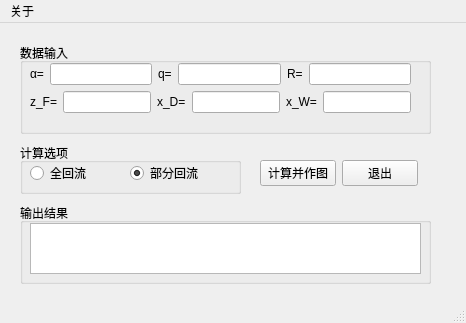
First picture: the form in mainWindow.ui, repository White-Pan/distillation_theory_plate_diagram, before the edit.
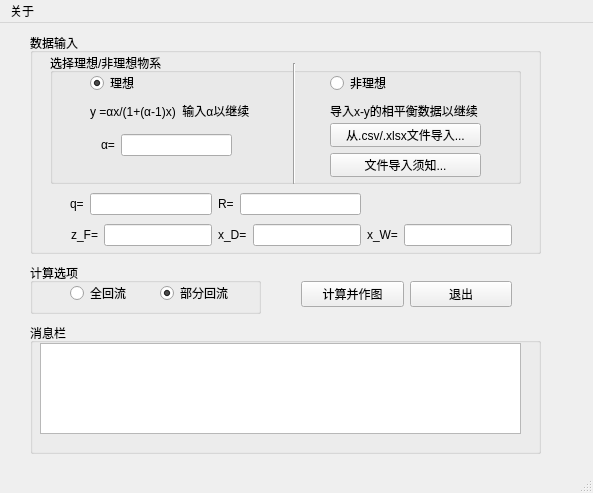
Second picture: the form after the edit.

Commit message: Improved UI and Added the function of importing files

```diff
--- a/mainWindow.ui
+++ b/mainWindow.ui
@@ -6,8 +6,8 @@
    <rect>
     <x>0</x>
     <y>0</y>
-    <width>466</width>
-    <height>323</height>
+    <width>593</width>
+    <height>493</height>
    </rect>
   </property>
   <property name="windowTitle">
@@ -17,26 +17,133 @@
    <widget class="QGroupBox" name="groupBox_data">
     <property name="geometry">
      <rect>
-      <x>20</x>
-      <y>20</y>
-      <width>411</width>
-      <height>91</height>
+      <x>30</x>
+      <y>10</y>
+      <width>511</width>
+      <height>221</height>
      </rect>
     </property>
     <property name="title">
      <string>数据输入</string>
     </property>
-    <widget class="QWidget" name="layoutWidget">
+    <widget class="QGroupBox" name="groupBox_equilibrium">
      <property name="geometry">
       <rect>
-       <x>10</x>
+       <x>20</x>
        <y>20</y>
-       <width>381</width>
-       <height>52</height>
+       <width>471</width>
+       <height>131</height>
       </rect>
      </property>
-     <layout class="QVBoxLayout" name="verticalLayout">
-      <item>
+     <property name="title">
+      <string>选择理想/非理想物系</string>
+     </property>
+     <widget class="Line" name="line">
+      <property name="geometry">
+       <rect>
+        <x>229</x>
+        <y>10</y>
+        <width>31</width>
+        <height>121</height>
+       </rect>
+      </property>
+      <property name="orientation">
+       <enum>Qt::Orientation::Vertical</enum>
+      </property>
+     </widget>
+     <widget class="QRadioButton" name="radioButton_ideal">
+      <property name="geometry">
+       <rect>
+        <x>40</x>
+        <y>20</y>
+        <width>98</width>
+        <height>20</height>
+       </rect>
+      </property>
+      <property name="text">
+       <string>理想</string>
+      </property>
+      <property name="checked">
+       <bool>true</bool>
+      </property>
+     </widget>
+     <widget class="QLabel" name="label_7">
+      <property name="geometry">
+       <rect>
+        <x>40</x>
+        <y>50</y>
+        <width>181</width>
+        <height>16</height>
+       </rect>
+      </property>
+      <property name="text">
+       <string>y =αx/(1+(α-1)x)  输入α以继续</string>
+      </property>
+     </widget>
+     <widget class="QRadioButton" name="radioButton_non_ideal">
+      <property name="geometry">
+       <rect>
+        <x>280</x>
+        <y>20</y>
+        <width>98</width>
+        <height>20</height>
+       </rect>
+      </property>
+      <property name="text">
+       <string>非理想</string>
+      </property>
+      <property name="checked">
+       <bool>false</bool>
+      </property>
+     </widget>
+     <widget class="QPushButton" name="pushButton_import">
+      <property name="geometry">
+       <rect>
+        <x>280</x>
+        <y>70</y>
+        <width>151</width>
+        <height>24</height>
+       </rect>
+      </property>
+      <property name="text">
+       <string>从.csv/.xlsx文件导入...</string>
+      </property>
+     </widget>
+     <widget class="QLabel" name="label_8">
+      <property name="geometry">
+       <rect>
+        <x>280</x>
+        <y>50</y>
+        <width>171</width>
+        <height>16</height>
+       </rect>
+      </property>
+      <property name="text">
+       <string>导入x-y的相平衡数据以继续</string>
+      </property>
+     </widget>
+     <widget class="QPushButton" name="pushButton_help">
+      <property name="geometry">
+       <rect>
+        <x>280</x>
+        <y>100</y>
+        <width>151</width>
+        <height>24</height>
+       </rect>
+      </property>
+      <property name="text">
+       <string>文件导入须知...</string>
+      </property>
+     </widget>
+     <widget class="QWidget" name="">
+      <property name="geometry">
+       <rect>
+        <x>51</x>
+        <y>81</y>
+        <width>131</width>
+        <height>22</height>
+       </rect>
+      </property>
        <layout class="QHBoxLayout" name="horizontalLayout">
         <item>
          <widget class="QLabel" name="label">
@@ -48,6 +155,19 @@
         <item>
          <widget class="QLineEdit" name="lineEdit_alpha"/>
         </item>
+      </layout>
+     </widget>
+    </widget>
+    <widget class="QWidget" name="">
+     <property name="geometry">
+      <rect>
+       <x>40</x>
+       <y>160</y>
+       <width>291</width>
+       <height>22</height>
+      </rect>
+     </property>
+     <layout class="QHBoxLayout" name="horizontalLayout_4">
         <item>
          <widget class="QLabel" name="label_2">
           <property name="text">
@@ -69,8 +189,16 @@
          <widget class="QLineEdit" name="lineEdit_ratio"/>
         </item>
        </layout>
-      </item>
-      <item>
+    </widget>
+    <widget class="QWidget" name="">
+     <property name="geometry">
+      <rect>
+       <x>41</x>
+       <y>191</y>
+       <width>441</width>
+       <height>22</height>
+      </rect>
+     </property>
        <layout class="QHBoxLayout" name="horizontalLayout_2">
         <item>
          <widget class="QLabel" name="label_3">
@@ -103,16 +231,14 @@
          <widget class="QLineEdit" name="lineEdit_x_W"/>
         </item>
        </layout>
-      </item>
-     </layout>
     </widget>
    </widget>
    <widget class="QGroupBox" name="groupBox_option">
     <property name="geometry">
      <rect>
-      <x>20</x>
-      <y>120</y>
-      <width>221</width>
+      <x>30</x>
+      <y>240</y>
+      <width>231</width>
       <height>51</height>
      </rect>
     </property>
@@ -122,9 +248,9 @@
     <widget class="QRadioButton" name="radioButton_full">
      <property name="geometry">
       <rect>
-       <x>10</x>
+       <x>40</x>
        <y>20</y>
-       <width>98</width>
+       <width>71</width>
        <height>20</height>
       </rect>
      </property>
@@ -141,9 +267,9 @@
     <widget class="QRadioButton" name="radioButton_partial">
      <property name="geometry">
       <rect>
-       <x>110</x>
+       <x>130</x>
        <y>20</y>
-       <width>98</width>
+       <width>91</width>
        <height>20</height>
       </rect>
      </property>
@@ -158,22 +284,22 @@
    <widget class="QGroupBox" name="groupBox_output">
     <property name="geometry">
      <rect>
-      <x>20</x>
-      <y>180</y>
-      <width>411</width>
-      <height>81</height>
+      <x>30</x>
+      <y>300</y>
+      <width>511</width>
+      <height>131</height>
      </rect>
     </property>
     <property name="title">
-     <string>输出结果</string>
+     <string>消息栏</string>
     </property>
     <widget class="QTextBrowser" name="textBrowser_output">
      <property name="geometry">
       <rect>
        <x>10</x>
        <y>20</y>
-       <width>391</width>
-       <height>51</height>
+       <width>481</width>
+       <height>91</height>
       </rect>
      </property>
     </widget>
@@ -181,10 +307,10 @@
    <widget class="QWidget" name="">
     <property name="geometry">
      <rect>
-      <x>260</x>
-      <y>130</y>
-      <width>158</width>
-      <height>41</height>
+      <x>301</x>
+      <y>258</y>
+      <width>211</width>
+      <height>26</height>
      </rect>
     </property>
     <layout class="QHBoxLayout" name="horizontalLayout_3">
@@ -210,7 +336,7 @@
     <rect>
      <x>0</x>
      <y>0</y>
-     <width>466</width>
+     <width>593</width>
      <height>33</height>
     </rect>
    </property>
```
Lines whose indentation alone changed are shown as unchanged. The commit also changes 6 other files.
